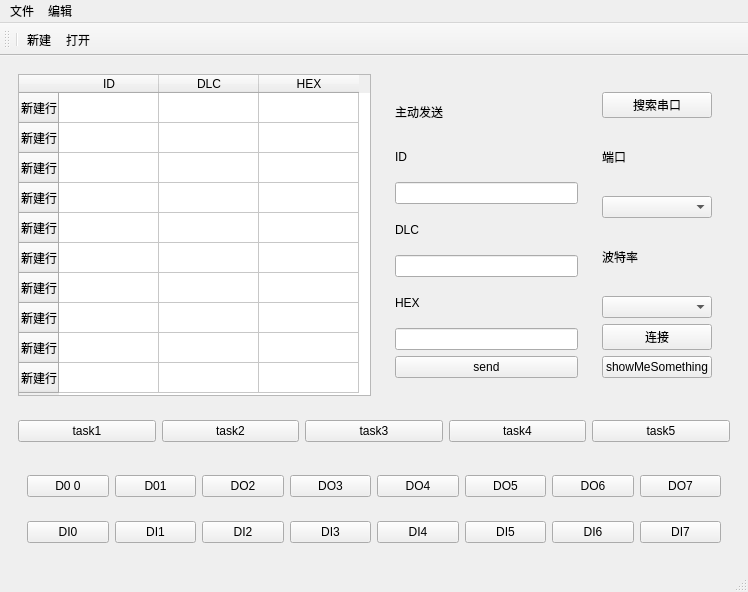
The window that mainwindow.ui (sgh579/myCANopenManager) describes before a commit, drawn with Qt 5.
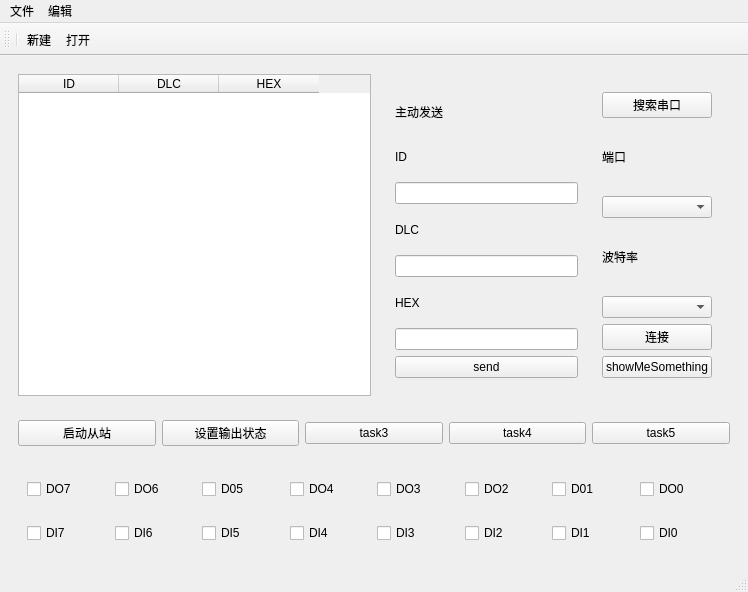
The same window after the commit.

Patch:
```diff
--- a/mainwindow.ui
+++ b/mainwindow.ui
@@ -20,56 +20,6 @@
       <layout class="QHBoxLayout" name="horizontalLayout_5">
        <item>
         <widget class="QTableWidget" name="tableWidget">
-         <row>
-          <property name="text">
-           <string>新建行</string>
-          </property>
-         </row>
-         <row>
-          <property name="text">
-           <string>新建行</string>
-          </property>
-         </row>
-         <row>
-          <property name="text">
-           <string>新建行</string>
-          </property>
-         </row>
-         <row>
-          <property name="text">
-           <string>新建行</string>
-          </property>
-         </row>
-         <row>
-          <property name="text">
-           <string>新建行</string>
-          </property>
-         </row>
-         <row>
-          <property name="text">
-           <string>新建行</string>
-          </property>
-         </row>
-         <row>
-          <property name="text">
-           <string>新建行</string>
-          </property>
-         </row>
-         <row>
-          <property name="text">
-           <string>新建行</string>
-          </property>
-         </row>
-         <row>
-          <property name="text">
-           <string>新建行</string>
-          </property>
-         </row>
-         <row>
-          <property name="text">
-           <string>新建行</string>
-          </property>
-         </row>
          <column>
           <property name="text">
            <string>ID</string>
@@ -199,14 +149,14 @@
        <item>
         <widget class="QPushButton" name="pushButton_22">
          <property name="text">
-          <string>task1</string>
+          <string>启动从站</string>
          </property>
         </widget>
        </item>
        <item>
         <widget class="QPushButton" name="pushButton_21">
          <property name="text">
-          <string>task2</string>
+          <string>设置输出状态</string>
          </property>
         </widget>
        </item>
@@ -241,61 +191,61 @@
         <widget class="QWidget" name="widget_5" native="true">
          <layout class="QHBoxLayout" name="horizontalLayout_3">
           <item>
-           <widget class="QPushButton" name="pushButton_10">
-            <property name="text">
-             <string>D0 0</string>
-            </property>
-           </widget>
-          </item>
-          <item>
-           <widget class="QPushButton" name="pushButton_11">
-            <property name="text">
-             <string>D01</string>
-            </property>
-           </widget>
-          </item>
-          <item>
-           <widget class="QPushButton" name="pushButton_12">
-            <property name="text">
-             <string>DO2</string>
-            </property>
-           </widget>
-          </item>
-          <item>
-           <widget class="QPushButton" name="pushButton_13">
-            <property name="text">
-             <string>DO3</string>
-            </property>
-           </widget>
-          </item>
-          <item>
-           <widget class="QPushButton" name="pushButton_14">
-            <property name="text">
-             <string>DO4</string>
-            </property>
-           </widget>
-          </item>
-          <item>
-           <widget class="QPushButton" name="pushButton_15">
-            <property name="text">
-             <string>DO5</string>
-            </property>
-           </widget>
-          </item>
-          <item>
-           <widget class="QPushButton" name="pushButton_16">
-            <property name="text">
-             <string>DO6</string>
-            </property>
-           </widget>
-          </item>
-          <item>
-           <widget class="QPushButton" name="pushButton_17">
+           <widget class="QCheckBox" name="checkBox_8">
             <property name="text">
              <string>DO7</string>
             </property>
            </widget>
           </item>
+          <item>
+           <widget class="QCheckBox" name="checkBox_7">
+            <property name="text">
+             <string>DO6</string>
+            </property>
+           </widget>
+          </item>
+          <item>
+           <widget class="QCheckBox" name="checkBox_6">
+            <property name="text">
+             <string>D05</string>
+            </property>
+           </widget>
+          </item>
+          <item>
+           <widget class="QCheckBox" name="checkBox_5">
+            <property name="text">
+             <string>DO4</string>
+            </property>
+           </widget>
+          </item>
+          <item>
+           <widget class="QCheckBox" name="checkBox_4">
+            <property name="text">
+             <string>DO3</string>
+            </property>
+           </widget>
+          </item>
+          <item>
+           <widget class="QCheckBox" name="checkBox_3">
+            <property name="text">
+             <string>DO2</string>
+            </property>
+           </widget>
+          </item>
+          <item>
+           <widget class="QCheckBox" name="checkBox_2">
+            <property name="text">
+             <string>D01</string>
+            </property>
+           </widget>
+          </item>
+          <item>
+           <widget class="QCheckBox" name="checkBox">
+            <property name="text">
+             <string>DO0</string>
+            </property>
+           </widget>
+          </item>
          </layout>
         </widget>
        </item>
@@ -303,58 +253,82 @@
         <widget class="QWidget" name="widget_4" native="true">
          <layout class="QHBoxLayout" name="horizontalLayout_2">
           <item>
-           <widget class="QPushButton" name="pushButton_2">
-            <property name="text">
-             <string>DI0</string>
-            </property>
-           </widget>
-          </item>
-          <item>
-           <widget class="QPushButton" name="pushButton_3">
-            <property name="text">
-             <string>DI1</string>
-            </property>
-           </widget>
-          </item>
-          <item>
-           <widget class="QPushButton" name="pushButton_4">
-            <property name="text">
-             <string>DI2</string>
-            </property>
-           </widget>
-          </item>
-          <item>
-           <widget class="QPushButton" name="pushButton_8">
-            <property name="text">
-             <string>DI3</string>
-            </property>
-           </widget>
-          </item>
-          <item>
-           <widget class="QPushButton" name="pushButton_9">
-            <property name="text">
-             <string>DI4</string>
-            </property>
-           </widget>
-          </item>
-          <item>
-           <widget class="QPushButton" name="pushButton_7">
-            <property name="text">
-             <string>DI5</string>
-            </property>
-           </widget>
-          </item>
-          <item>
-           <widget class="QPushButton" name="pushButton_6">
-            <property name="text">
-             <string>DI6</string>
-            </property>
-           </widget>
-          </item>
-          <item>
-           <widget class="QPushButton" name="pushButton_5">
+           <widget class="QCheckBox" name="checkBox_15">
             <property name="text">
              <string>DI7</string>
+            </property>
+            <property name="checkable">
+             <bool>true</bool>
+            </property>
+           </widget>
+          </item>
+          <item>
+           <widget class="QCheckBox" name="checkBox_14">
+            <property name="text">
+             <string>DI6</string>
+            </property>
+            <property name="checkable">
+             <bool>true</bool>
+            </property>
+           </widget>
+          </item>
+          <item>
+           <widget class="QCheckBox" name="checkBox_13">
+            <property name="text">
+             <string>DI5</string>
+            </property>
+            <property name="checkable">
+             <bool>true</bool>
+            </property>
+           </widget>
+          </item>
+          <item>
+           <widget class="QCheckBox" name="checkBox_12">
+            <property name="text">
+             <string>DI4</string>
+            </property>
+            <property name="checkable">
+             <bool>true</bool>
+            </property>
+           </widget>
+          </item>
+          <item>
+           <widget class="QCheckBox" name="checkBox_11">
+            <property name="text">
+             <string>DI3</string>
+            </property>
+            <property name="checkable">
+             <bool>true</bool>
+            </property>
+           </widget>
+          </item>
+          <item>
+           <widget class="QCheckBox" name="checkBox_10">
+            <property name="text">
+             <string>DI2</string>
+            </property>
+            <property name="checkable">
+             <bool>true</bool>
+            </property>
+           </widget>
+          </item>
+          <item>
+           <widget class="QCheckBox" name="checkBox_16">
+            <property name="text">
+             <string>DI1</string>
+            </property>
+            <property name="checkable">
+             <bool>true</bool>
+            </property>
+           </widget>
+          </item>
+          <item>
+           <widget class="QCheckBox" name="checkBox_9">
+            <property name="text">
+             <string>DI0</string>
+            </property>
+            <property name="checkable">
+             <bool>true</bool>
             </property>
            </widget>
           </item>
```
